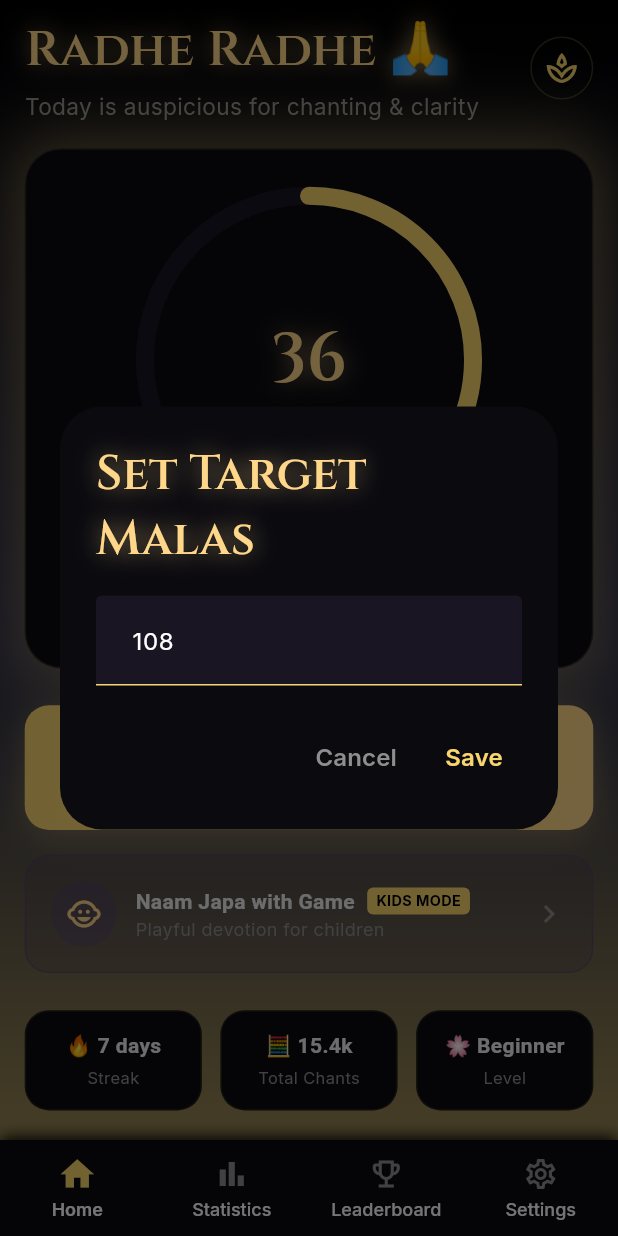
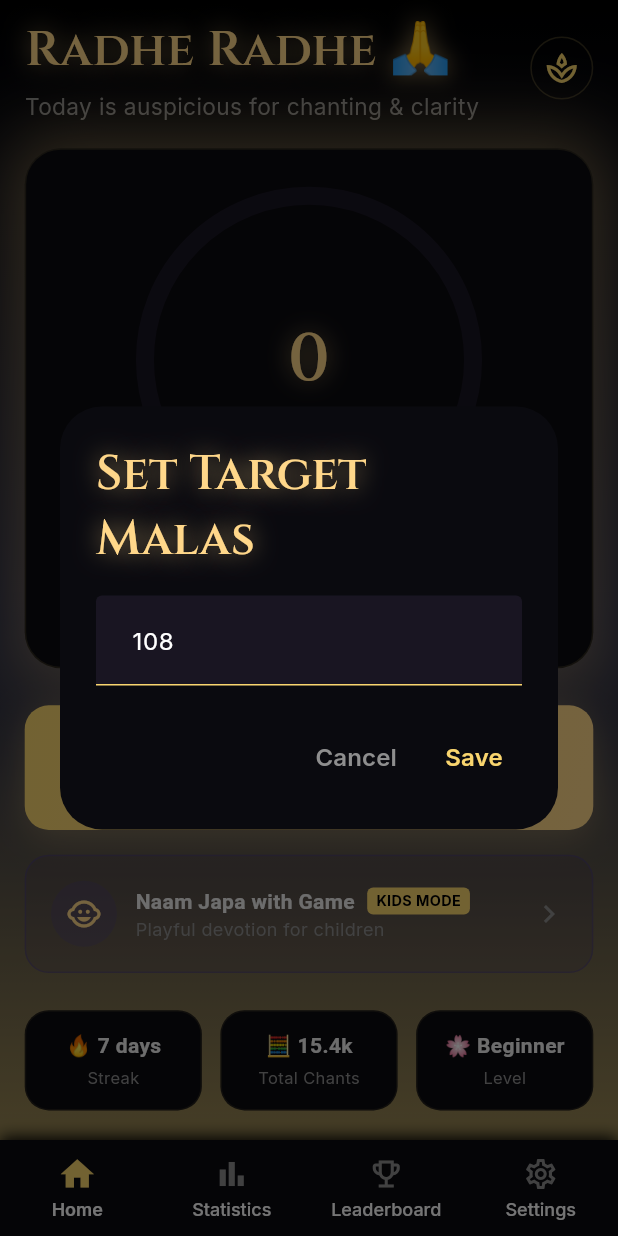
Before and after one commit to Suraj-kumar-sahu/Radha-Naam-Japa-App, a Flutter app: the HomeScreen screen opened by its route, after a tap on the "settings" icon, on a phone screen of 412 x 824 dp. Run offline on Flutter 3.47's test engine with Material 3 defaults, Android fonts, the phone set to English and light mode, and no system bars; drawn by our look-alikes of percent_indicator; our stand-ins replace audioplayers, cached_network_image, cloud_firestore, connectivity_plus, firebase_auth, firebase_core and 8 more; accounts and stored records are empty; network calls fail.

Commit message:
japa summary screen loading fixed

```diff
--- a/lib/presentation/home_screen/home_screen.dart
+++ b/lib/presentation/home_screen/home_screen.dart
@@ -6,6 +6,7 @@ import '../../core/app_export.dart';
 import '../../theme/app_theme.dart';
 import '../../widgets/custom_app_bar.dart';
 import '../../widgets/custom_bottom_bar.dart';
+import '../../services/japa_storage_service.dart';
 import 'widgets/greeting_header_widget.dart';
 import 'widgets/japa_progress_card_widget.dart';
 import 'widgets/action_buttons_widget.dart';
@@ -36,10 +37,9 @@ class _HomeScreenState extends State<HomeScreen> {
   }
 
   Future<void> _loadTodayCount() async {
-    // Implement your storage loading logic here
-    // For now, we keep it simple or mock it
+    final todayCount = await JapaStorageService.getTodayCount();
     setState(() {
-      _todayCount = 36; // Mock data or load from prefs
+      _todayCount = todayCount;
     });
   }
 
--- a/lib/services/japa_storage_service.dart
+++ b/lib/services/japa_storage_service.dart
@@ -8,6 +8,8 @@ class JapaStorageService {
   static const String _malasCompletedKey = 'malas_completed';
   static const String _showProfileInLeaderboardKey =
       'show_profile_in_leaderboard';
+  static const String _todayCountKey = 'today_count';
+  static const String _todayDateKey = 'today_date';
 
   /// Get total japs count
   static Future<int> getTotalJaps() async {
@@ -21,6 +23,23 @@ class JapaStorageService {
     return prefs.getInt(_malasCompletedKey) ?? 0;
   }
 
+  /// Get today's count
+  static Future<int> getTodayCount() async {
+    final prefs = await SharedPreferences.getInstance();
+    final today = DateTime.now();
+    final todayString = '${today.year}-${today.month}-${today.day}';
+    final storedDate = prefs.getString(_todayDateKey);
+
+    // Reset count if it's a new day
+    if (storedDate != todayString) {
+      await prefs.setInt(_todayCountKey, 0);
+      await prefs.setString(_todayDateKey, todayString);
+      return 0;
+    }
+
+    return prefs.getInt(_todayCountKey) ?? 0;
+  }
+
   /// Save japa session data
   static Future<void> saveJapaSession(
     int sessionJaps, {
@@ -32,14 +51,17 @@ class JapaStorageService {
     // Get current totals
     final currentTotal = prefs.getInt(_totalJapsKey) ?? 0;
     final currentMalas = prefs.getInt(_malasCompletedKey) ?? 0;
+    final currentToday = await getTodayCount();
 
     // Calculate new totals
     final newTotal = currentTotal + sessionJaps;
     final newMalas = newTotal ~/ 108;
+    final newToday = currentToday + sessionJaps;
 
     // Save updated totals
     await prefs.setInt(_totalJapsKey, newTotal);
     await prefs.setInt(_malasCompletedKey, newMalas);
+    await prefs.setInt(_todayCountKey, newToday);
 
     // Save to Firestore if user is authenticated
     final user = FirebaseAuth.instance.currentUser;
```
Also changed, not shown: lib/presentation/save_confirmation_modal/save_confirmation_modal.dart (+63 -63 lines), 1 other file.
